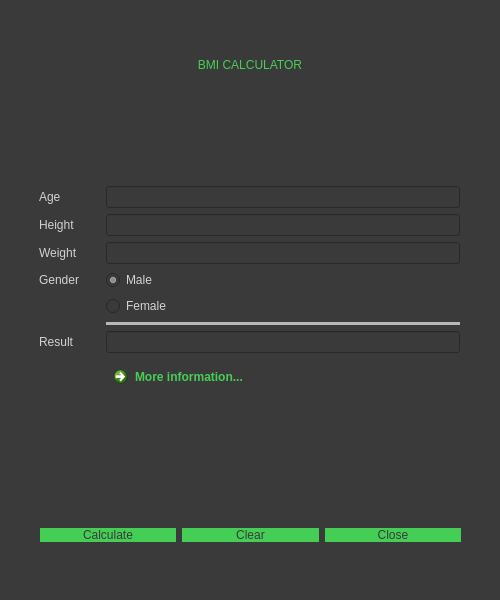
Qt form dialog.ui (hrosicka/BMICalculator) before a commit.
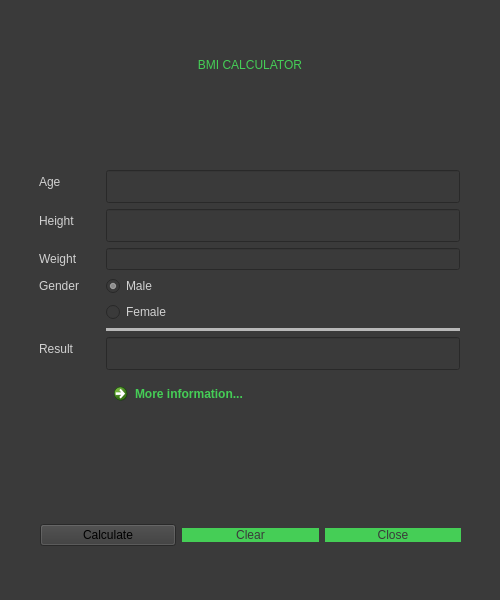
The same form after that commit.

Commit message: Clear button - InfoFormular

The edit to the form file:
```diff
--- a/dialog.ui
+++ b/dialog.ui
@@ -78,7 +78,7 @@
        <string>Insert your height in cm</string>
       </property>
       <property name="styleSheet">
-       <string notr="true">font: 16pt &quot;MS Shell Dlg 2&quot;;
+       <string notr="true">font: 16pt;
 color: rgb(209, 209, 209);</string>
       </property>
       <property name="alignment">
@@ -186,7 +186,7 @@
        <string>Your BMI</string>
       </property>
       <property name="styleSheet">
-       <string notr="true">font: 16pt &quot;MS Shell Dlg 2&quot;;
+       <string notr="true">font: 16pt;
 color: rgb(209, 209, 209);</string>
       </property>
       <property name="text">
@@ -220,7 +220,7 @@
        <string>Insert your age</string>
       </property>
       <property name="styleSheet">
-       <string notr="true">font: 16pt &quot;MS Shell Dlg 2&quot;;
+       <string notr="true">font: 16pt;
 color: rgb(209, 209, 209);</string>
       </property>
       <property name="alignment">
@@ -276,7 +276,14 @@
 selection-background-color: rgb(196, 223, 155);
 background-color: rgb(69, 206, 86);
 color: rgb(58, 58, 58);
-border-radius: 10px;</string>
+border-radius: 10px;
+QToolTip { 
+    background-color: black; 
+    color: white; 
+    border: black solid 1px;
+    font: 12pt &quot;MS Shell Dlg 2&quot;;
+}
+</string>
       </property>
       <property name="text">
        <string>Calculate</string>
```
The commit also changes 2 other files.
